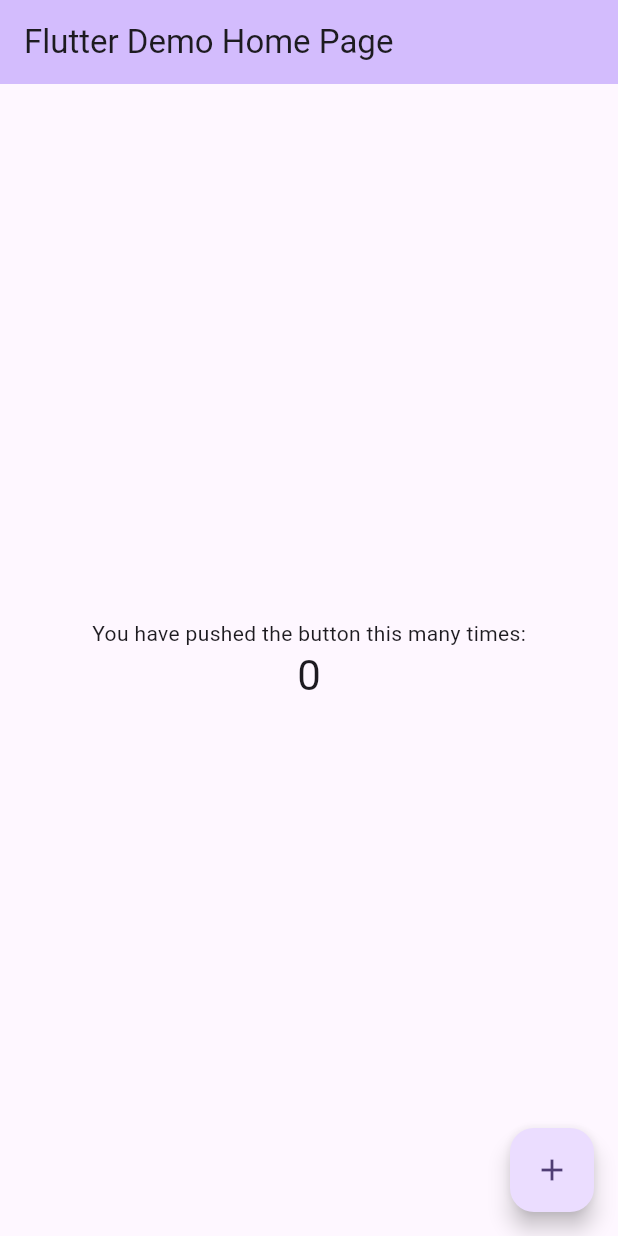
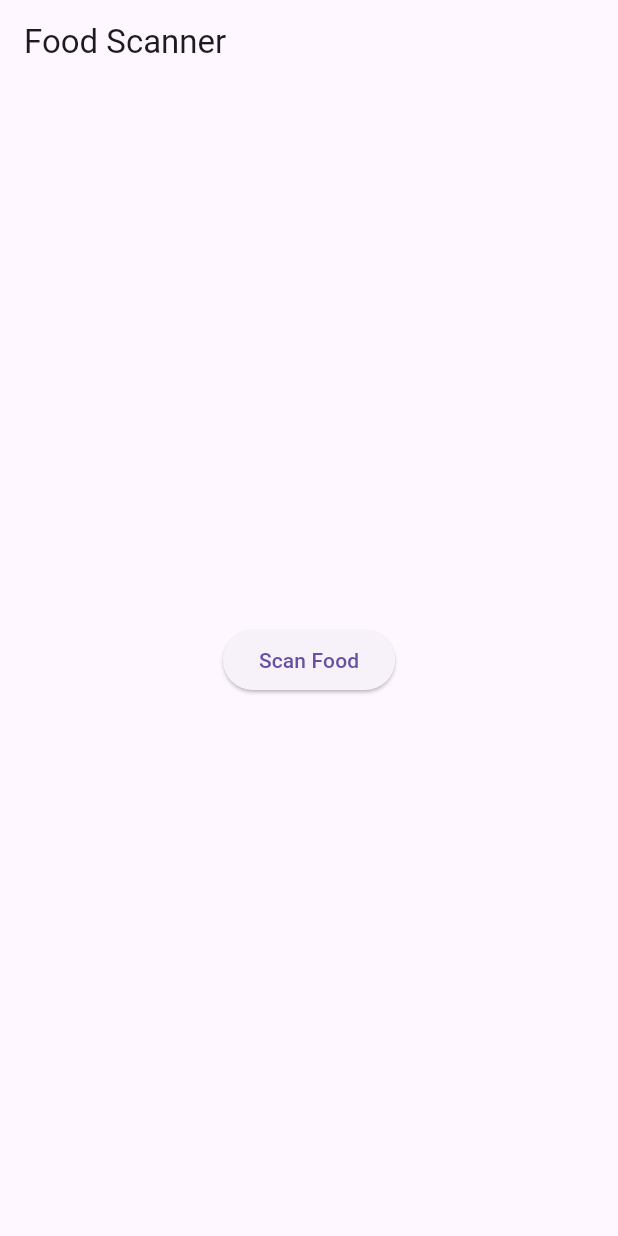
Before and after one commit to mw29/hungry-owl, a Flutter app: the screen it shows after launch, on a phone screen of 412 x 824 dp. Run offline on Flutter 3.47's test engine with Material 3 defaults, Android fonts, the phone set to English and light mode, and no system bars.

Commit message:
scan button and page

```diff
--- a/lib/main.dart
+++ b/lib/main.dart
@@ -7,116 +7,59 @@ void main() {
 class MyApp extends StatelessWidget {
   const MyApp({super.key});
 
-  // This widget is the root of your application.
   @override
   Widget build(BuildContext context) {
     return MaterialApp(
-      title: 'Flutter Demo',
+      title: 'Food Scanner',
       theme: ThemeData(
-        // This is the theme of your application.
-        //
-        // TRY THIS: Try running your application with "flutter run". You'll see
-        // the application has a purple toolbar. Then, without quitting the app,
-        // try changing the seedColor in the colorScheme below to Colors.green
-        // and then invoke "hot reload" (save your changes or press the "hot
-        // reload" button in a Flutter-supported IDE, or press "r" if you used
-        // the command line to start the app).
-        //
-        // Notice that the counter didn't reset back to zero; the application
-        // state is not lost during the reload. To reset the state, use hot
-        // restart instead.
-        //
-        // This works for code too, not just values: Most code changes can be
-        // tested with just a hot reload.
-        colorScheme: ColorScheme.fromSeed(seedColor: Colors.deepPurple),
+        primarySwatch: Colors.blue,
       ),
-      home: const MyHomePage(title: 'Flutter Demo Home Page'),
+      home: const HomePage(),
     );
   }
 }
 
-class MyHomePage extends StatefulWidget {
-  const MyHomePage({super.key, required this.title});
-
-  // This widget is the home page of your application. It is stateful, meaning
-  // that it has a State object (defined below) that contains fields that affect
-  // how it looks.
-
-  // This class is the configuration for the state. It holds the values (in this
-  // case the title) provided by the parent (in this case the App widget) and
-  // used by the build method of the State. Fields in a Widget subclass are
-  // always marked "final".
-
-  final String title;
-
-  @override
-  State<MyHomePage> createState() => _MyHomePageState();
-}
-
-class _MyHomePageState extends State<MyHomePage> {
-  int _counter = 0;
-
-  void _incrementCounter() {
-    setState(() {
-      // This call to setState tells the Flutter framework that something has
-      // changed in this State, which causes it to rerun the build method below
-      // so that the display can reflect the updated values. If we changed
-      // _counter without calling setState(), then the build method would not be
-      // called again, and so nothing would appear to happen.
-      _counter++;
-    });
-  }
+class HomePage extends StatelessWidget {
+  const HomePage({super.key});
 
   @override
   Widget build(BuildContext context) {
-    // This method is rerun every time setState is called, for instance as done
-    // by the _incrementCounter method above.
-    //
-    // The Flutter framework has been optimized to make rerunning build methods
-    // fast, so that you can just rebuild anything that needs updating rather
-    // than having to individually change instances of widgets.
     return Scaffold(
       appBar: AppBar(
-        // TRY THIS: Try changing the color here to a specific color (to
-        // Colors.amber, perhaps?) and trigger a hot reload to see the AppBar
-        // change color while the other colors stay the same.
-        backgroundColor: Theme.of(context).colorScheme.inversePrimary,
-        // Here we take the value from the MyHomePage object that was created by
-        // the App.build method, and use it to set our appbar title.
-        title: Text(widget.title),
+        title: const Text('Food Scanner'),
       ),
       body: Center(
-        // Center is a layout widget. It takes a single child and positions it
-        // in the middle of the parent.
-        child: Column(
-          // Column is also a layout widget. It takes a list of children and
-          // arranges them vertically. By default, it sizes itself to fit its
-          // children horizontally, and tries to be as tall as its parent.
-          //
-          // Column has various properties to control how it sizes itself and
-          // how it positions its children. Here we use mainAxisAlignment to
-          // center the children vertically; the main axis here is the vertical
-          // axis because Columns are vertical (the cross axis would be
-          // horizontal).
-          //
-          // TRY THIS: Invoke "debug painting" (choose the "Toggle Debug Paint"
-          // action in the IDE, or press "p" in the console), to see the
-          // wireframe for each widget.
-          mainAxisAlignment: MainAxisAlignment.center,
-          children: <Widget>[
-            const Text('You have pushed the button this many times:'),
-            Text(
-              '$_counter',
-              style: Theme.of(context).textTheme.headlineMedium,
-            ),
-          ],
+        child: ElevatedButton(
+          onPressed: () {
+            Navigator.push(
+              context,
+              MaterialPageRoute(builder: (context) => const ScanPage()),
+            );
+          },
+          child: const Text('Scan Food'),
         ),
       ),
-      floatingActionButton: FloatingActionButton(
-        onPressed: _incrementCounter,
-        tooltip: 'Increment',
-        child: const Icon(Icons.add),
-      ), // This trailing comma makes auto-formatting nicer for build methods.
     );
   }
 }
+
+class ScanPage extends StatefulWidget {
+  const ScanPage({super.key});
+
+  @override
+  State<ScanPage> createState() => _ScanPageState();
+}
+
+class _ScanPageState extends State<ScanPage> {
+  @override
+  Widget build(BuildContext context) {
+    return Scaffold(
+      appBar: AppBar(
+        title: const Text('Scan Food'),
+      ),
+      body: const Center(
+        child: Text('Camera Preview Will Be Here'),
+      ),
+    );
+  }
+}
```
Also changed, not shown: pubspec.yaml (+6 -67 lines), pubspec.lock, 15 other files.
